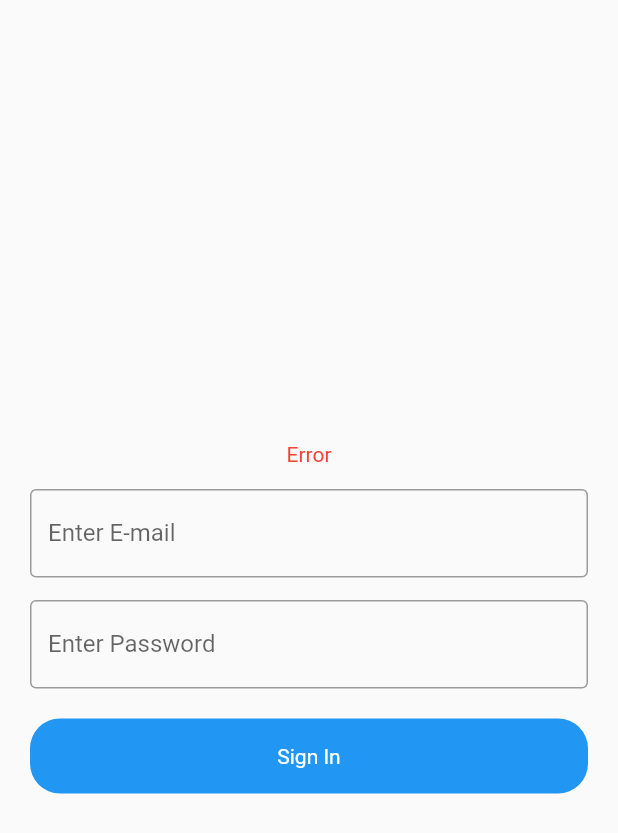
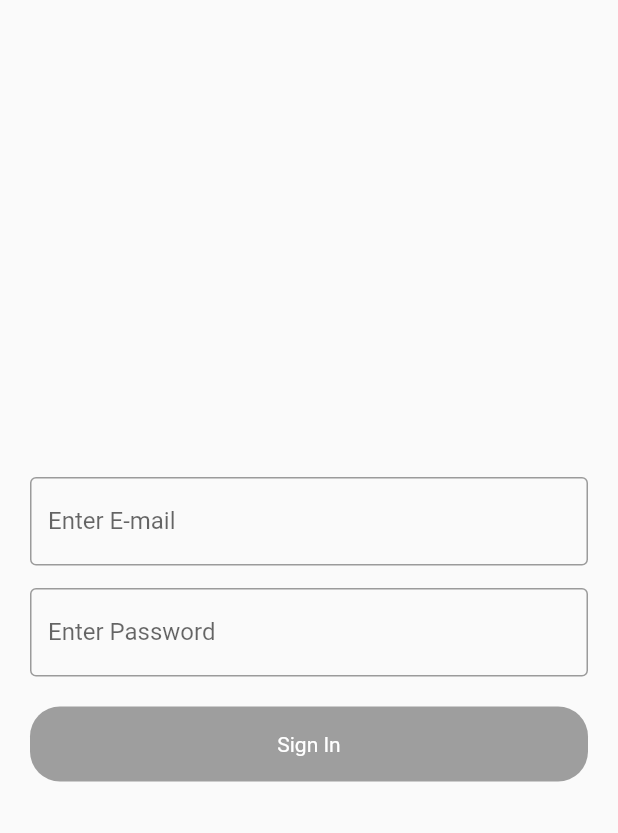
Before and after one commit to Raja-nextkore/bloc_form_validation, a Flutter app: the screen it shows after launch, after a tap on "Sign with E-mail", on a phone screen of 412 x 824 dp. Shown: the top 833 px of the screen. Run offline on Flutter 3.47's test engine with Material 2 defaults, Android fonts, the phone set to English and light mode, and no system bars; our stand-ins replace email_validator, flutter_bloc; missing offline and left inert: dart:html.

Commit message:
final project

```diff
--- a/lib/bloc/validation_bloc/validation_bloc.dart
+++ b/lib/bloc/validation_bloc/validation_bloc.dart
@@ -0,0 +1,23 @@
+import 'dart:html';
+
+import 'package:bloc_form_validation/bloc/validation_bloc/validation_event.dart';
+import 'package:bloc_form_validation/bloc/validation_bloc/validation_state.dart';
+import 'package:email_validator/email_validator.dart';
+import 'package:flutter_bloc/flutter_bloc.dart';
+
+class ValidationBloc extends Bloc<ValidationEvent, ValidationState> {
+  ValidationBloc():super(InitialValidationState()){
+    on<EmailPasswordChangeEvent>((event, emit) {
+      if(EmailValidator.validate(event.email)==false){
+        emit(SignInErrorValidationState('Please Enter a valid email address'));
+      }else if(event.password.length <8){
+        emit(SignInErrorValidationState('Please Enter a valid password'));
+      }else{
+        emit(SignInVailedValidationState());
+      }
+    });
+    on<SignInSubmitedEvent>((event, emit) {
+      emit(SignInLoadingValidationState());
+    });
+  }
+  }
--- a/lib/bloc/validation_bloc/validation_event.dart
+++ b/lib/bloc/validation_bloc/validation_event.dart
@@ -0,0 +1,13 @@
+abstract class ValidationEvent {}
+
+class EmailPasswordChangeEvent extends ValidationEvent {
+  final String email;
+  final String password;
+  EmailPasswordChangeEvent(this.email, this.password);
+}
+
+class SignInSubmitedEvent extends ValidationEvent {
+  final String email;
+  final String password;
+  SignInSubmitedEvent(this.email, this.password);
+}
--- a/lib/bloc/validation_bloc/validation_state.dart
+++ b/lib/bloc/validation_bloc/validation_state.dart
@@ -0,0 +1,14 @@
+abstract class ValidationState {}
+
+class InitialValidationState extends ValidationState {}
+
+
+
+class SignInVailedValidationState extends ValidationState {}
+
+class SignInLoadingValidationState extends ValidationState {}
+
+class SignInErrorValidationState extends ValidationState {
+  final String errormsg;
+  SignInErrorValidationState(this.errormsg);
+}
--- a/lib/main.dart
+++ b/lib/main.dart
@@ -1,3 +1,4 @@
+
 import 'package:flutter/material.dart';
 
 import 'pages/welcome_page.dart';
--- a/lib/pages/signup_page.dart
+++ b/lib/pages/signup_page.dart
@@ -1,6 +1,12 @@
+import 'dart:html';
+
+import 'package:bloc_form_validation/bloc/validation_bloc/validation_bloc.dart';
+import 'package:bloc_form_validation/bloc/validation_bloc/validation_event.dart';
+import 'package:bloc_form_validation/bloc/validation_bloc/validation_state.dart';
 import 'package:bloc_form_validation/widget/custom_button.dart';
 import 'package:bloc_form_validation/widget/input_field.dart';
 import 'package:flutter/material.dart';
+import 'package:flutter_bloc/flutter_bloc.dart';
 
 class SignUpPage extends StatelessWidget {
   SignUpPage({Key? key}) : super(key: key);
@@ -14,14 +20,30 @@ class SignUpPage extends StatelessWidget {
         child: Column(
           mainAxisAlignment: MainAxisAlignment.center,
           children: [
-            Text('Error',textAlign: TextAlign.center,style: const TextStyle(color: Colors.red),),
+            BlocBuilder<ValidationBloc, ValidationState>(
+                builder: (context, state) {
+              if (state is SignInErrorValidationState) {
+                return Text(
+                  state.errormsg,
+                  textAlign: TextAlign.center,
+                  style: const TextStyle(color: Colors.red),
+                );
+              } else {
+                return Container();
+              }
+            }),
             const SizedBox(
               height: 15.0,
             ),
             InputField(
               labelText: 'Enter E-mail',
               controller: emailController,
-              onChange: (value) {},
+              onChange: (value) {
+                BlocProvider.of<ValidationBloc>(context).add(
+                  EmailPasswordChangeEvent(
+                      emailController.text, passwordController.text),
+                );
+              },
             ),
             const SizedBox(
               height: 15.0,
@@ -29,15 +51,38 @@ class SignUpPage extends StatelessWidget {
             InputField(
               labelText: 'Enter Password',
               controller: passwordController,
-              onChange: (value) {},
+              isPasswordField: true,
+              onChange: (value) {
+                BlocProvider.of<ValidationBloc>(context).add(
+                  EmailPasswordChangeEvent(
+                      emailController.text, passwordController.text),
+                );
+              },
             ),
             const SizedBox(
               height: 20.0,
             ),
-            CustomButton(
-              buttonLable: 'Sign In',
-              onpressed: () {},
-            ),
+            BlocBuilder<ValidationBloc, ValidationState>(
+                builder: (context, state) {
+              return CustomButton(
+                clr: (state is SignInVailedValidationState)
+                    ? Colors.blue
+                    : Colors.grey,
+                child: (state is SignInLoadingValidationState)
+                    ? const CircularProgressIndicator(color: Colors.white,)
+                    : const Text(
+                        'Sign In',
+                        style: TextStyle(color: Colors.white),
+                      ),
+                onpressed: () {
+                  if (state is SignInVailedValidationState) {
+                    BlocProvider.of<ValidationBloc>(context).add(
+                        SignInSubmitedEvent(
+                            emailController.text, passwordController.text));
+                  } else {}
+                },
+              );
+            }),
           ],
         ),
       ),
--- a/lib/pages/welcome_page.dart
+++ b/lib/pages/welcome_page.dart
@@ -1,5 +1,7 @@
+import 'package:bloc_form_validation/bloc/validation_bloc/validation_bloc.dart';
 import 'package:bloc_form_validation/widget/custom_button.dart';
 import 'package:flutter/material.dart';
+import 'package:flutter_bloc/flutter_bloc.dart';
 
 import 'signup_page.dart';
 
@@ -24,12 +26,17 @@ class WelcomePage extends StatelessWidget {
               ),
             ),
             CustomButton(
-              buttonLable: 'Sign with E-mail',
+              child: const Text(
+                'Sign with E-mail',
+                style: TextStyle(color: Colors.white),
+              ),
               onpressed: () {
                 Navigator.push(
                   context,
                   MaterialPageRoute(
-                    builder: (context) =>  SignUpPage(),
+                    builder: (context) => BlocProvider(
+                        create: (context) => ValidationBloc(),
+                        child: SignUpPage()),
                   ),
                 );
               },
@@ -38,7 +45,10 @@ class WelcomePage extends StatelessWidget {
               height: 15.0,
             ),
             CustomButton(
-              buttonLable: 'Sign with Google',
+              child: const Text(
+                'Sign with Google',
+                style: TextStyle(color: Colors.white),
+              ),
               onpressed: () {},
             ),
           ],
--- a/lib/widget/custom_button.dart
+++ b/lib/widget/custom_button.dart
@@ -1,12 +1,14 @@
 import 'package:flutter/material.dart';
 
 class CustomButton extends StatelessWidget {
-  final String buttonLable;
+  final Widget child;
   final VoidCallback onpressed;
+ final Color? clr;
   const CustomButton({
     super.key,
-    required this.buttonLable,
+    required this.child,
     required this.onpressed,
+     this.clr = Colors.blue,
   });
 
   @override
@@ -17,14 +19,11 @@ class CustomButton extends StatelessWidget {
         height: 50.0,
         width: double.infinity,
         decoration: BoxDecoration(
-          color: Colors.blue,
+          color: clr,
           borderRadius: BorderRadius.circular(20.0),
         ),
         child: Center(
-          child: Text(
-            buttonLable,
-            style: const TextStyle(color: Colors.white),
-          ),
+          child: child,
         ),
       ),
     );
--- a/pubspec.yaml
+++ b/pubspec.yaml
@@ -34,6 +34,8 @@ dependencies:
   # The following adds the Cupertino Icons font to your application.
   # Use with the CupertinoIcons class for iOS style icons.
   cupertino_icons: ^1.0.2
+  flutter_bloc: ^8.1.1
+  email_validator: ^2.1.17
 
 dev_dependencies:
   flutter_test:
```
Also changed, not shown: pubspec.lock.
